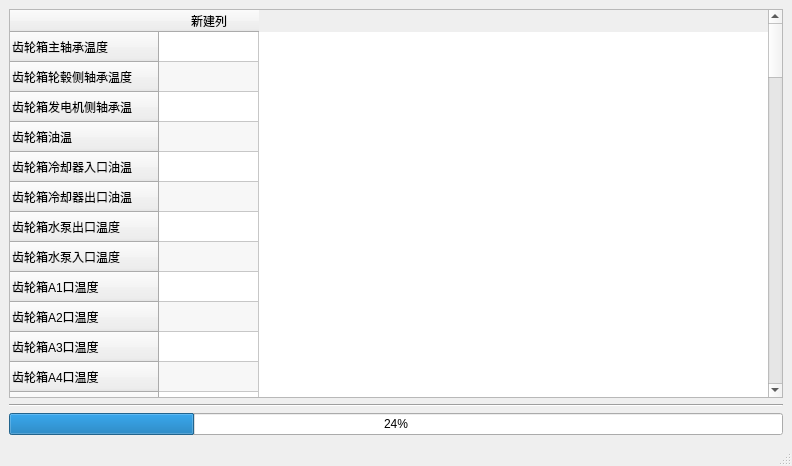
Qt form res/ui/run.ui (LiYorange/MyOFP2.0) before a commit.
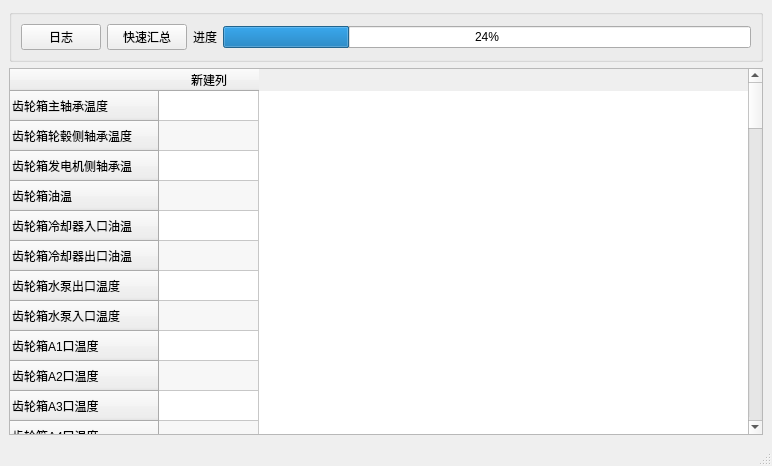
The same form after that commit.

Patch:
```diff
--- a/res/ui/run.ui
+++ b/res/ui/run.ui
@@ -6,7 +6,7 @@
    <rect>
     <x>0</x>
     <y>0</y>
-    <width>792</width>
+    <width>772</width>
     <height>466</height>
    </rect>
   </property>
@@ -15,6 +15,43 @@
   </property>
   <widget class="QWidget" name="centralwidget">
    <layout class="QVBoxLayout" name="verticalLayout">
+    <item>
+     <widget class="QGroupBox" name="groupBox">
+      <property name="title">
+       <string/>
+      </property>
+      <layout class="QHBoxLayout" name="horizontalLayout">
+       <item>
+        <widget class="QPushButton" name="pushButton">
+         <property name="text">
+          <string>日志</string>
+         </property>
+        </widget>
+       </item>
+       <item>
+        <widget class="QPushButton" name="pushButton_2">
+         <property name="text">
+          <string>快速汇总</string>
+         </property>
+        </widget>
+       </item>
+       <item>
+        <widget class="QLabel" name="label">
+         <property name="text">
+          <string>进度</string>
+         </property>
+        </widget>
+       </item>
+       <item>
+        <widget class="QProgressBar" name="progressBar">
+         <property name="value">
+          <number>24</number>
+         </property>
+        </widget>
+       </item>
+      </layout>
+     </widget>
+    </item>
     <item>
      <widget class="QTableWidget" name="tableWidget">
       <property name="frameShape">
@@ -522,20 +559,6 @@
       </column>
      </widget>
     </item>
-    <item>
-     <widget class="Line" name="line">
-      <property name="orientation">
-       <enum>Qt::Horizontal</enum>
-      </property>
-     </widget>
-    </item>
-    <item>
-     <widget class="QProgressBar" name="progressBar">
-      <property name="value">
-       <number>24</number>
-      </property>
-     </widget>
-    </item>
    </layout>
   </widget>
   <widget class="QMenuBar" name="menubar">
```
Left out of the diff: 2 changed lines with no effect on the pictures.
